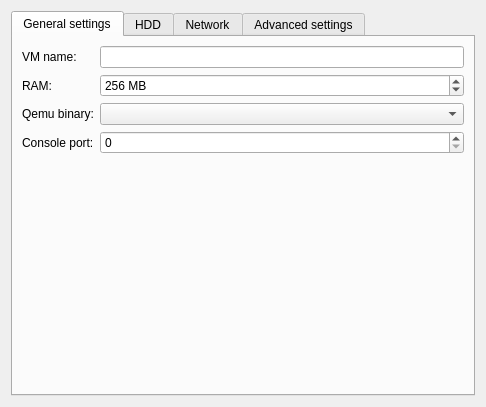
This is gns3/modules/qemu/ui/qemu_vm_configuration_page.ui in GNS3/gns3-gui as Qt 5 draws it before an edit. The edited form follows.
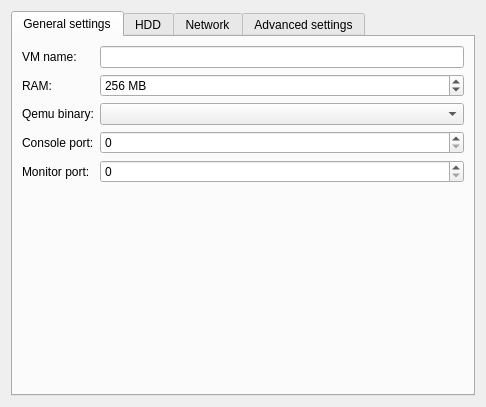
This is the edited form.

Commit message: Add QEMU monitor port to control running QEMU VMs

```diff
--- a/gns3/modules/qemu/ui/qemu_vm_configuration_page.ui
+++ b/gns3/modules/qemu/ui/qemu_vm_configuration_page.ui
@@ -34,7 +34,7 @@
        <item row="0" column="2">
         <widget class="QLineEdit" name="uiNameLineEdit"/>
        </item>
-       <item row="4" column="1" colspan="2">
+       <item row="5" column="1" colspan="2">
         <spacer name="spacer">
          <property name="orientation">
           <enum>Qt::Vertical</enum>
@@ -71,6 +71,20 @@
          </property>
         </widget>
        </item>
+       <item row="4" column="2">
+        <widget class="QSpinBox" name="uiMonitorPortSpinBox">
+         <property name="maximum">
+          <number>65535</number>
+         </property>
+        </widget>
+       </item>
+       <item row="4" column="0" colspan="2">
+        <widget class="QLabel" name="uiMonitorPortLabel">
+         <property name="text">
+          <string>Monitor port:</string>
+         </property>
+        </widget>
+       </item>
        <item row="0" column="0">
         <widget class="QLabel" name="uiNameLabel">
          <property name="text">
```
The commit also changes 7 other files.
